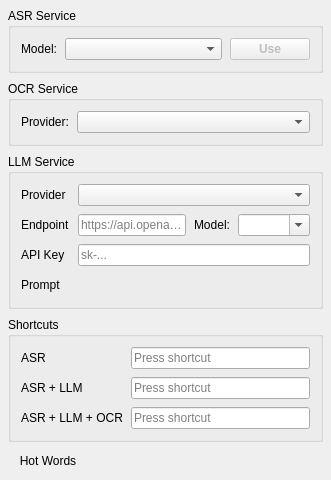
Qt form src/asr_setting_widget.ui (xiaodaxia-2008/TalkInput) before a commit.
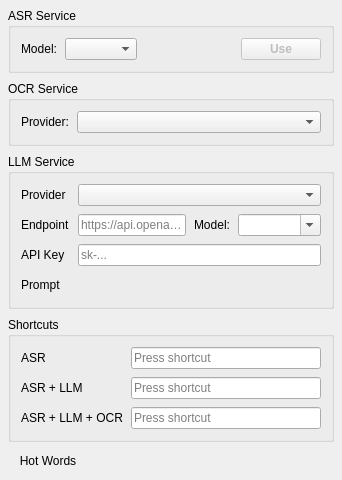
The same form after that commit.

Commit message:
feat: add browser download and import buttons for ASR models
- browserButton (globe icon): opens model download URL in browser
- importButton (download icon): imports downloaded archive with
  filename validation matching the expected model archive name
- Use button now only disabled when the model is actively loaded

The edit to the form file:
```diff
--- a/src/asr_setting_widget.ui
+++ b/src/asr_setting_widget.ui
@@ -61,6 +61,26 @@
           </property>
          </widget>
         </item>
+        <item>
+         <widget class="QPushButton" name="browserButton">
+          <property name="flat">
+           <bool>true</bool>
+          </property>
+          <property name="toolTip">
+           <string>Open download page in browser</string>
+          </property>
+         </widget>
+        </item>
+        <item>
+         <widget class="QPushButton" name="importButton">
+          <property name="flat">
+           <bool>true</bool>
+          </property>
+          <property name="toolTip">
+           <string>Import downloaded model archive</string>
+          </property>
+         </widget>
+        </item>
         <item>
          <widget class="QPushButton" name="useButton">
           <property name="enabled">
```
The commit also changes 2 other files.
